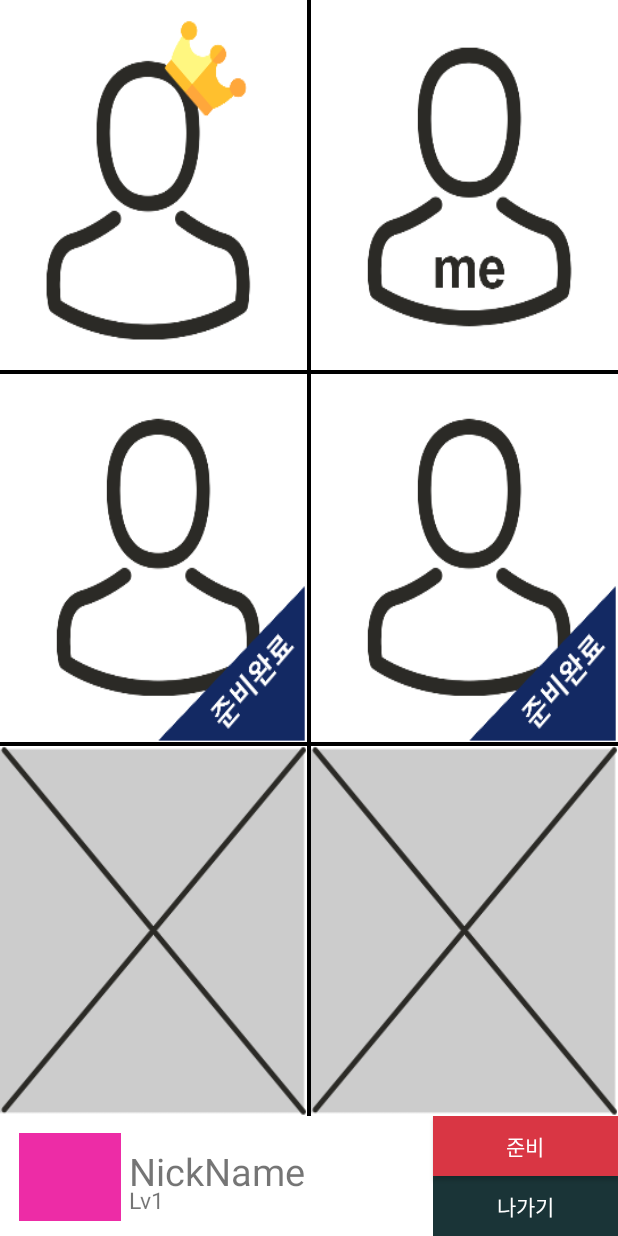
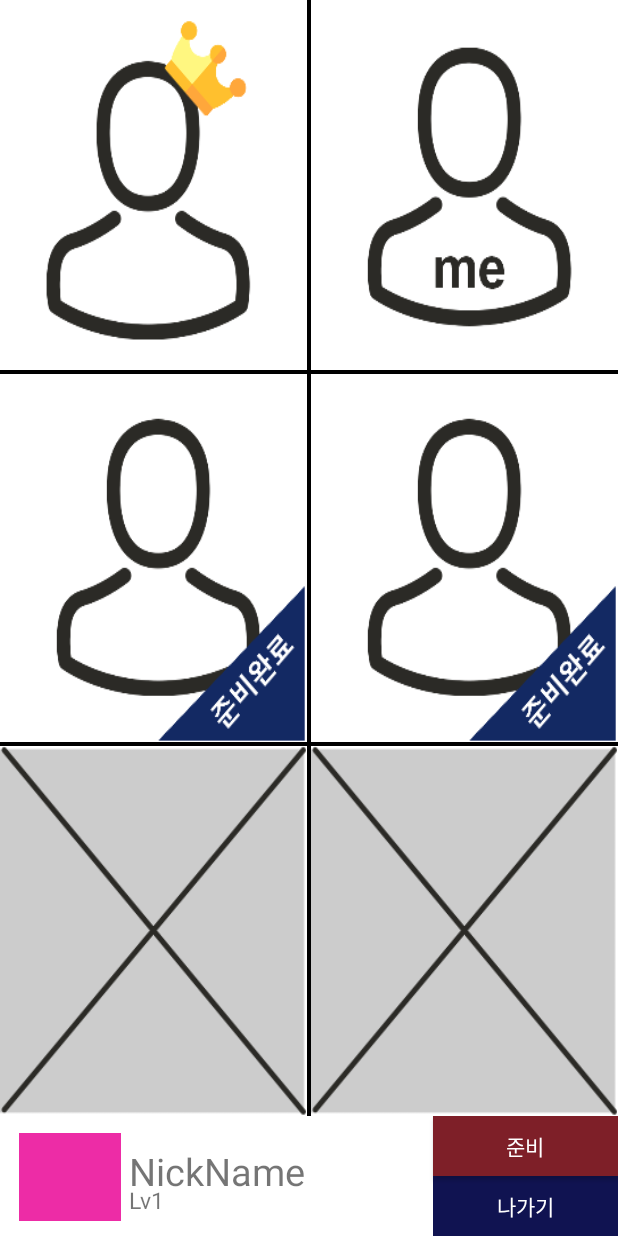
Before and after one commit to DSM-Undefined/Hang-Man_Android, an Android app: the RoomActivity screen opened directly, with no data from a screen before it, after a tap on "준비", on a phone screen of 412 x 824 dp. Run offline under Robolectric (Android 15) with nearby library versions, the phone set to English and light mode, and no system bars.

Commit message:
[Refactor] RoomActivity Conflict 해결

```diff
--- a/app/src/main/java/com/example/hangman/ui/activity/RoomActivity.kt
+++ b/app/src/main/java/com/example/hangman/ui/activity/RoomActivity.kt
@@ -23,21 +23,6 @@ class RoomActivity : AppCompatActivity(), RoomContract.View {
 
         btn_ready.setOnClickListener {
             presenter.sendReadyData()
-
-//            var i = 0;
-//            if (i == 0) {
-//                button_out.setBackgroundColor(R.color.readyOutButton)
-//                button_ready.setBackgroundColor(R.color.readyButton)
-//                button_out.setEnabled(false)
-//                i = 1
-//            } else {
-//                button_out.setBackgroundColor(R.color.colorPrimary)
-//                button_ready.setBackgroundColor(R.color.colorAccent)
-//                button_out.setEnabled(true)
-//                i = 0
-//            }
-
-            // TODO : 여기 수정 해야됨
         }
     }
 
@@ -90,13 +75,16 @@ class RoomActivity : AppCompatActivity(), RoomContract.View {
     override fun setReadyExitEnabled() {
         btn_exit.isEnabled = !btn_exit.isEnabled
 
-        if (btn_ready.isEnabled && btn_exit.isEnabled) {
-            btn_ready.setBackgroundColor(ContextCompat.getColor(this, R.color.readyColor))
-            btn_exit.setBackgroundColor(ContextCompat.getColor(this, R.color.exitColor))
-        } else if (!btn_ready.isEnabled && !btn_exit.isEnabled) {
-            btn_ready.setBackgroundColor(ContextCompat.getColor(this, R.color.noReadyColor))
-            btn_exit.setBackgroundColor(ContextCompat.getColor(this, R.color.noExitColor))
+        setBackgroundColor()
+    }
+
+    private fun setBackgroundColor() {
+        if (btn_exit.isEnabled) {
+            btn_ready.setBackgroundColor(ContextCompat.getColor(this, R.color.colorAccent))
+            btn_exit.setBackgroundColor(ContextCompat.getColor(this, R.color.colorPrimary))
+        } else if (!btn_exit.isEnabled) {
+            btn_ready.setBackgroundColor(ContextCompat.getColor(this, R.color.readyButton))
+            btn_exit.setBackgroundColor(ContextCompat.getColor(this, R.color.readyOutButton))
         }
-
     }
 }
--- a/app/src/main/res/values/colors.xml
+++ b/app/src/main/res/values/colors.xml
@@ -14,8 +14,8 @@
     <color name="readyOutButton">#101351</color>
 
     <color name="noReadyColor">#d75c4a</color>
+    <color name="noExitColor">#4e9ba2</color>
     <color name="readyColor">#d75c4a</color>
     <color name="exitColor">#4e9ba2</color>
-    <color name="noExitColor">#4e9ba2</color>
 
 </resources>
```
